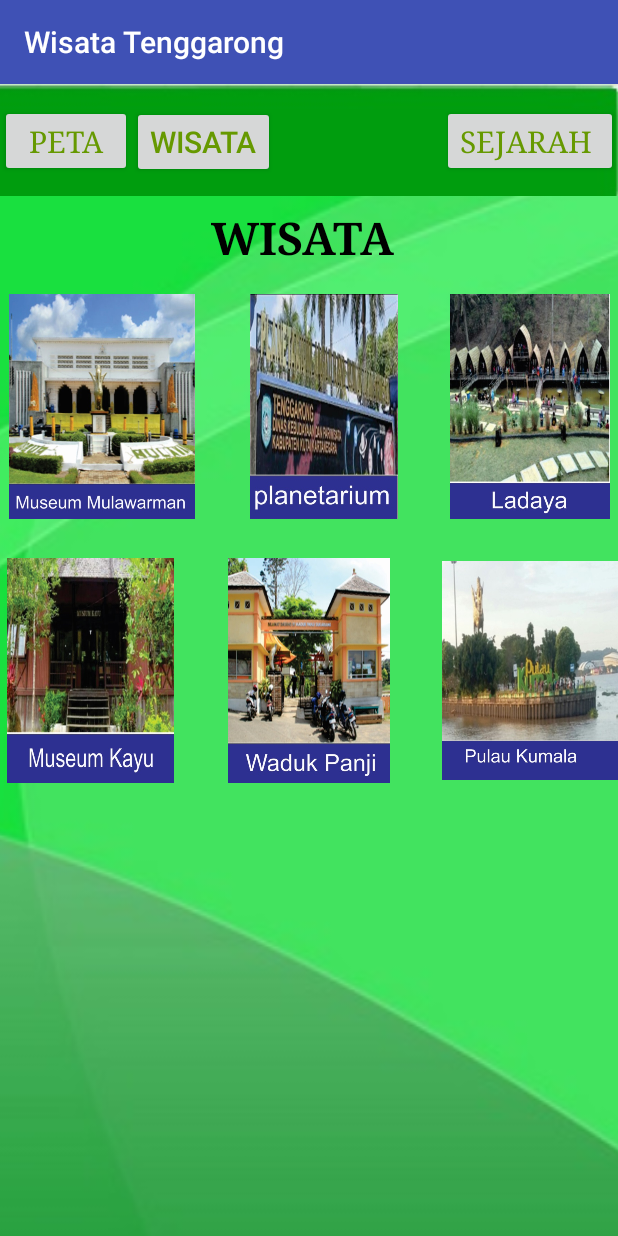
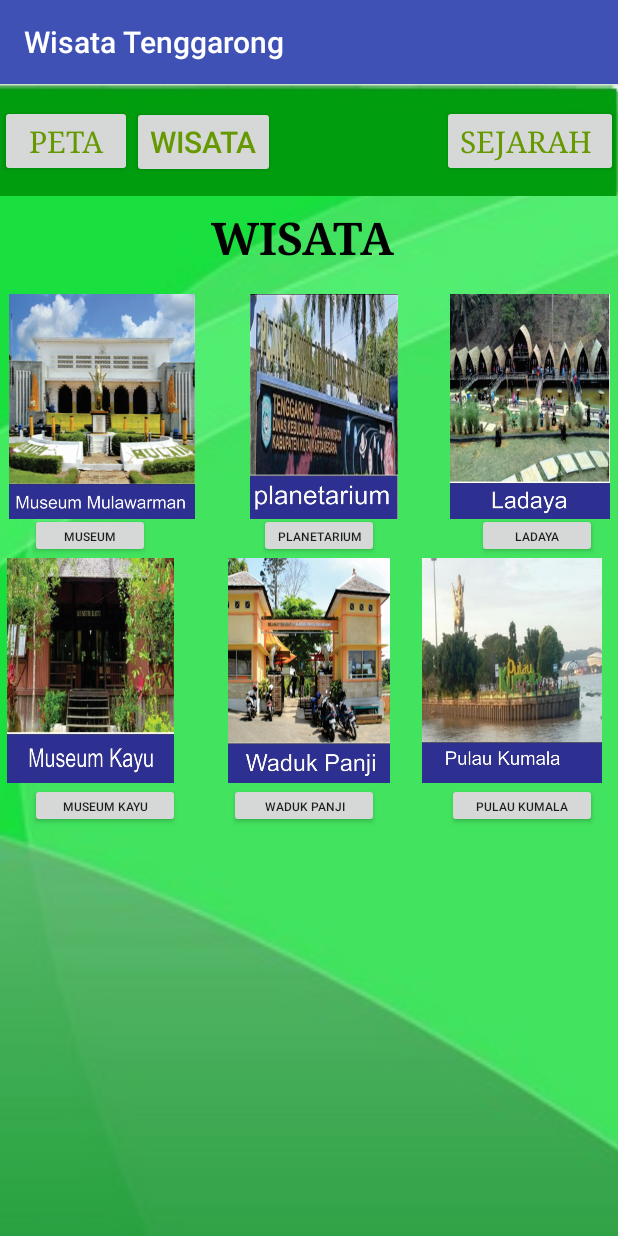
Before and after one commit to Nrriairawan/Aplikasi-Wisata-Tenggarong, an Android app: the kategori screen opened directly, with no data from a screen before it, on a phone screen of 412 x 824 dp. Run offline under Robolectric (Android 15) with nearby library versions, the phone set to English and light mode, and no system bars; our stand-ins replace ButterKnife.

Commit message:
perpindahan layout dh berhasil

```diff
--- a/app/src/main/java/com/example/manajemeninformatika/pariwisata1/kategori.java
+++ b/app/src/main/java/com/example/manajemeninformatika/pariwisata1/kategori.java
@@ -17,12 +17,13 @@ public class kategori extends AppCompatActivity {
     @BindView(R.id.btn_sejarah) Button btn_sejarah;
     @BindView(R.id.btn_peta) Button btn_peta;
     @BindView(R.id.btn_wisata) Button btn_wisata;
-    @BindView(R.id.imageViewmulawarman) ImageView imageViewmulawarman;
-    @BindView(R.id.imageViewplanetarium) ImageView imageViewplanetarium;
-    @BindView(R.id.imageViewpulaukumala) ImageView imageViewpulaukumala;
-    @BindView(R.id.imageViewmuseumkayu) ImageView imageViewmuseumkayu;
-    @BindView(R.id.imageViewwaduk) ImageView imageViewwaduk;
-    @BindView(R.id.imageViewladaya) ImageView imageViewladaya;
+    @BindView(R.id.btn_mulawarman) Button btn_mulawarman;
+    @BindView(R.id.btn_planetarium) Button btn_planetarium;
+    @BindView(R.id.btn_ladaya) Button btn_ladaya;
+    @BindView(R.id.btn_kayu) Button btn_kayu;
+    @BindView(R.id.btn_waduk) Button btn_waduk;
+    @BindView(R.id.btn_kumala) Button btn_kumala;
+
 
     @Override
     protected void onCreate(Bundle savedInstanceState) {
@@ -31,39 +32,46 @@ public class kategori extends AppCompatActivity {
         ButterKnife.bind(this);
     }
 
-    @OnClick(R.id.imageViewmulawarman)
-    public void ImageViewmulawarman() {
+
+    @OnClick(R.id.btn_sejarah)
+    public void btn_sejarah(){
+        Intent intent = new Intent(kategori.this, halaman_utama.class);
+        startActivity(intent);
+    }
+
+    @OnClick(R.id.btn_mulawarman)
+    public void btn_mulawarman(){
         Intent intent = new Intent(kategori.this, mulawarman.class);
         startActivity(intent);
     }
 
-    @OnClick(R.id.imageViewplanetarium)
-    public void ImageViewplanetarium() {
+    @OnClick(R.id.btn_planetarium)
+    public void btn_planetarium(){
         Intent intent = new Intent(kategori.this, planetarium.class);
         startActivity(intent);
     }
 
-    @OnClick(R.id.imageViewpulaukumala)
-    public void ImageViewpulaukumala() {
-        Intent intent = new Intent(kategori.this, kumala.class);
+    @OnClick(R.id.btn_ladaya)
+    public void btn_ladaya(){
+        Intent intent = new Intent(kategori.this, ladayah.class);
         startActivity(intent);
     }
 
-    @OnClick(R.id.imageViewmuseumkayu)
-    public void ImageViewmuseumkayu() {
+    @OnClick(R.id.btn_kayu)
+    public void btn_kayu(){
         Intent intent = new Intent(kategori.this, museumkayu.class);
         startActivity(intent);
     }
 
-    @OnClick(R.id.imageViewwaduk)
-    public void ImageViewwaduk() {
+    @OnClick(R.id.btn_waduk)
+    public void btn_waduk(){
         Intent intent = new Intent(kategori.this, waduk.class);
         startActivity(intent);
     }
 
-    @OnClick(R.id.imageViewladaya)
-    public void ImageViewladaya() {
-        Intent intent = new Intent(kategori.this, ladayah.class);
+    @OnClick(R.id.btn_kumala)
+    public void btn_kumala(){
+        Intent intent = new Intent(kategori.this, kumala.class);
         startActivity(intent);
     }
 }
--- a/app/src/main/java/com/example/manajemeninformatika/pariwisata1/kumala.java
+++ b/app/src/main/java/com/example/manajemeninformatika/pariwisata1/kumala.java
@@ -3,6 +3,7 @@ package com.example.manajemeninformatika.pariwisata1;
 import android.content.Intent;
 import android.support.v7.app.AppCompatActivity;
 import android.os.Bundle;
+import android.widget.Button;
 import android.widget.EditText;
 
 import butterknife.BindView;
@@ -10,8 +11,7 @@ import butterknife.ButterKnife;
 import butterknife.OnClick;
 
 public class kumala extends AppCompatActivity {
-    @BindView(R.id.btn_wisata)
-    EditText btn_wisata;
+    @BindView(R.id.btn_wisata) Button btn_wisata;
 
     @Override
     protected void onCreate(Bundle savedInstanceState) {
--- a/app/src/main/java/com/example/manajemeninformatika/pariwisata1/ladayah.java
+++ b/app/src/main/java/com/example/manajemeninformatika/pariwisata1/ladayah.java
@@ -3,6 +3,7 @@ package com.example.manajemeninformatika.pariwisata1;
 import android.content.Intent;
 import android.support.v7.app.AppCompatActivity;
 import android.os.Bundle;
+import android.widget.Button;
 import android.widget.EditText;
 
 import butterknife.BindView;
@@ -10,8 +11,8 @@ import butterknife.ButterKnife;
 import butterknife.OnClick;
 
 public class ladayah extends AppCompatActivity {
-    @BindView(R.id.btn_wisata)
-    EditText btn_wisata;
+    @BindView(R.id.btn_wisata) Button btn_wisata;
+
 
     @Override
     protected void onCreate(Bundle savedInstanceState) {
--- a/app/src/main/java/com/example/manajemeninformatika/pariwisata1/museumkayu.java
+++ b/app/src/main/java/com/example/manajemeninformatika/pariwisata1/museumkayu.java
@@ -3,6 +3,7 @@ package com.example.manajemeninformatika.pariwisata1;
 import android.content.Intent;
 import android.os.Bundle;
 import android.support.v7.app.AppCompatActivity;
+import android.widget.Button;
 import android.widget.EditText;
 
 import butterknife.BindView;
@@ -10,8 +11,7 @@ import butterknife.ButterKnife;
 import butterknife.OnClick;
 
 public class museumkayu extends AppCompatActivity {
-    @BindView(R.id.btn_wisata)
-    EditText btn_wisata;
+    @BindView(R.id.btn_wisata) Button btn_wisata;
 
 
     @Override
--- a/app/src/main/java/com/example/manajemeninformatika/pariwisata1/planetarium.java
+++ b/app/src/main/java/com/example/manajemeninformatika/pariwisata1/planetarium.java
@@ -3,6 +3,7 @@ package com.example.manajemeninformatika.pariwisata1;
 import android.content.Intent;
 import android.os.Bundle;
 import android.support.v7.app.AppCompatActivity;
+import android.widget.Button;
 import android.widget.EditText;
 
 import butterknife.BindView;
@@ -10,8 +11,7 @@ import butterknife.ButterKnife;
 import butterknife.OnClick;
 
 public class planetarium extends AppCompatActivity {
-    @BindView(R.id.btn_wisata)
-    EditText btn_wisata;
+    @BindView(R.id.btn_wisata) Button btn_wisata;
 
 
     @Override
--- a/app/src/main/java/com/example/manajemeninformatika/pariwisata1/waduk.java
+++ b/app/src/main/java/com/example/manajemeninformatika/pariwisata1/waduk.java
@@ -3,6 +3,7 @@ package com.example.manajemeninformatika.pariwisata1;
 import android.content.Intent;
 import android.support.v7.app.AppCompatActivity;
 import android.os.Bundle;
+import android.widget.Button;
 import android.widget.EditText;
 
 import butterknife.BindView;
@@ -10,8 +11,7 @@ import butterknife.ButterKnife;
 import butterknife.OnClick;
 
 public class waduk extends AppCompatActivity {
-    @BindView(R.id.btn_wisata)
-    EditText btn_wisata;
+    @BindView(R.id.btn_wisata) Button btn_wisata;
 
     @Override
     protected void onCreate(Bundle savedInstanceState) {
--- a/app/src/main/res/layout/activity_kategori.xml
+++ b/app/src/main/res/layout/activity_kategori.xml
@@ -110,8 +110,8 @@
         android:id="@+id/imageViewpulaukumala"
         android:layout_width="match_parent"
         android:layout_height="150dp"
-        android:layout_alignStart="@+id/imageViewladaya"
         android:layout_alignTop="@+id/imageViewwaduk"
+        android:layout_toEndOf="@+id/btn_planetarium"
         android:scaleType="fitCenter"
         android:src="@drawable/k" />
 
@@ -133,5 +133,61 @@
         android:scaleType="fitCenter"
         android:src="@drawable/jktp" />
 
+    <Button
+        android:id="@+id/btn_mulawarman"
+        android:layout_width="80dp"
+        android:layout_height="30dp"
+        android:layout_above="@+id/imageViewwaduk"
+        android:layout_alignStart="@+id/imageViewplanetarium"
+        android:text="Museum"
+        android:textSize="8sp" />
+
+    <Button
+        android:id="@+id/btn_planetarium"
+        android:layout_width="80dp"
+        android:layout_height="30dp"
+        android:layout_above="@+id/imageViewwaduk"
+        android:layout_alignEnd="@+id/textView3"
+        android:layout_marginEnd="18dp"
+        android:text="Planetarium"
+        android:textSize="8sp" />
+
+    <Button
+        android:id="@+id/btn_ladaya"
+        android:layout_width="80dp"
+        android:layout_height="30dp"
+        android:layout_above="@+id/imageViewpulaukumala"
+        android:layout_alignParentEnd="true"
+        android:layout_marginEnd="14dp"
+        android:text="Ladaya"
+        android:textSize="8sp" />
+
+    <Button
+        android:id="@+id/btn_kayu"
+        android:layout_width="100dp"
+        android:layout_height="30dp"
+        android:layout_alignStart="@+id/btn_mulawarman"
+        android:layout_below="@+id/imageViewmuseumkayu"
+        android:text="Museum Kayu"
+        android:textSize="8sp" />
+
+    <Button
+        android:id="@+id/btn_waduk"
+        android:layout_width="100dp"
+        android:layout_height="30dp"
+        android:layout_alignEnd="@+id/btn_planetarium"
+        android:layout_below="@+id/imageViewwaduk"
+        android:text="Waduk Panji"
+        android:textSize="8sp" />
+
+    <Button
+        android:id="@+id/btn_kumala"
+        android:layout_width="100dp"
+        android:layout_height="30dp"
+        android:layout_alignEnd="@+id/btn_ladaya"
+        android:layout_below="@+id/imageViewpulaukumala"
+        android:text="Pulau Kumala"
+        android:textSize="8sp" />
+
 
 </RelativeLayout>
--- a/app/src/main/res/layout/activity_ladayah.xml
+++ b/app/src/main/res/layout/activity_ladayah.xml
@@ -95,6 +95,7 @@
         android:layout_alignParentStart="true"
         android:layout_below="@+id/imageView23"
         android:text="Ladaya alias ladang budaya adalah salah satu destinasi wisata alam yang terletak di Tenggarong Kabupaten Kutai Kertanegara. Objek wisata ini dilengkapi dengan berbagai wahana menarik, seperti mini zoo; outbond; paint ball dan juga rumah odah rehat untuk menginap"
+        android:textAlignment="center"
         android:textColor="@android:color/background_dark"
         android:textSize="18sp"
         android:textStyle="bold" />
--- a/app/src/main/res/layout/activity_musem.xml
+++ b/app/src/main/res/layout/activity_musem.xml
@@ -64,12 +64,12 @@
         android:id="@+id/textView"
         android:layout_width="wrap_content"
         android:layout_height="wrap_content"
-        android:layout_alignParentBottom="true"
         android:layout_alignParentStart="true"
+        android:layout_below="@+id/imageView17"
         android:text="Museum Mulawarman adalah istana dari Kesultanan Kutai Kartanegara dibangun pada tahun 1963 sebagai pengganti Istana sebelumnya yang terbakar dan diresmikan pada tanggal 25 November 1971 oleh Gubernur Abdoel Wahab Sjahranie"
-        android:textAlignment="textStart"
+        android:textAlignment="center"
         android:textColor="@android:color/background_dark"
-        android:textSize="18sp"
+        android:textSize="14sp"
         android:textStyle="bold" />
 
     <TextView
--- a/app/src/main/res/layout/activity_waduk.xml
+++ b/app/src/main/res/layout/activity_waduk.xml
@@ -70,9 +70,9 @@
         android:layout_marginTop="139dp"
         android:fontFamily="sans-serif"
         android:text="Waduk Panji Sukarame adalah waduk yang juga dijadikan tempat rekreasi yang terletak di Kelurahan Panji Sukarame, Tenggarong, Kutai Kartanegara dan merupakan taman rekreasi yang sangat bagus untuk dinikmati dengan adanya pemandangan alam dan air waduk yang tenang."
-        android:textAlignment="textStart"
+        android:textAlignment="center"
         android:textColor="@android:color/background_dark"
-        android:textSize="15sp"
+        android:textSize="14sp"
         android:textStyle="bold" />
 
     <TextView
```
Also changed, not shown: app/src/main/res/layout/activity_halaman_utama.xml (+22 -30 lines), app/src/main/res/layout/activity_kumala.xml (+4 -6 lines), app/src/main/res/layout/activity_museumkayu.xml (+5 -5 lines), app/src/main/res/layout/activity_planetarium.xml (+17 -19 lines).
